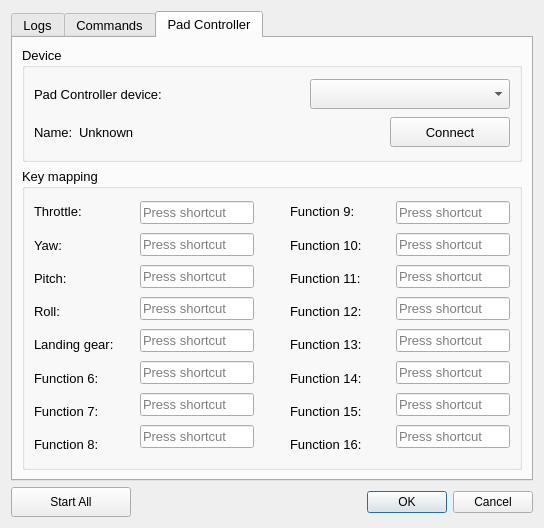
TxBlackWolf/quadcopter, file GroundStation/src/Windows/SettingsDialog.ui: the form before one commit.
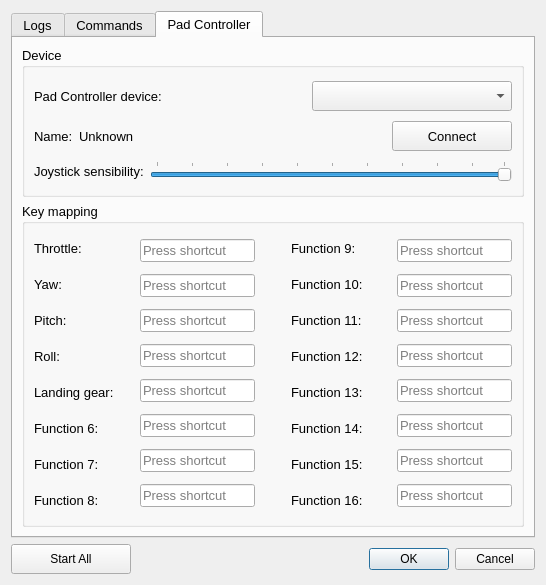
The form after the commit. The open tabs and pages were chosen to show the change. Icons and pictures are not drawn.

```diff
--- a/GroundStation/src/Windows/SettingsDialog.ui
+++ b/GroundStation/src/Windows/SettingsDialog.ui
@@ -6,8 +6,8 @@
    <rect>
     <x>0</x>
     <y>0</y>
-    <width>544</width>
-    <height>528</height>
+    <width>546</width>
+    <height>585</height>
    </rect>
   </property>
   <property name="windowTitle">
@@ -1060,16 +1060,13 @@
          <property name="maximumSize">
           <size>
            <width>16777215</width>
-           <height>115</height>
+           <height>150</height>
           </size>
          </property>
          <property name="title">
           <string>Device</string>
          </property>
          <layout class="QVBoxLayout" name="verticalLayout_9">
-          <property name="sizeConstraint">
-           <enum>QLayout::SetMinimumSize</enum>
-          </property>
           <item>
            <layout class="QHBoxLayout" name="horizontalLayout_6">
             <item>
@@ -1163,6 +1160,39 @@
             </item>
            </layout>
           </item>
+          <item>
+           <layout class="QHBoxLayout" name="horizontalLayout_21">
+            <item>
+             <widget class="QLabel" name="labelSensibility">
+              <property name="text">
+               <string>Joystick sensibility:</string>
+              </property>
+             </widget>
+            </item>
+            <item>
+             <widget class="QSlider" name="horizontalSlider">
+              <property name="minimum">
+               <number>1</number>
+              </property>
+              <property name="maximum">
+               <number>100</number>
+              </property>
+              <property name="sliderPosition">
+               <number>100</number>
+              </property>
+              <property name="tracking">
+               <bool>true</bool>
+              </property>
+              <property name="orientation">
+               <enum>Qt::Horizontal</enum>
+              </property>
+              <property name="tickPosition">
+               <enum>QSlider::TicksAbove</enum>
+              </property>
+             </widget>
+            </item>
+           </layout>
+          </item>
          </layout>
         </widget>
        </item>
```
Left out of the diff: 42 changed lines with no effect on the pictures.
